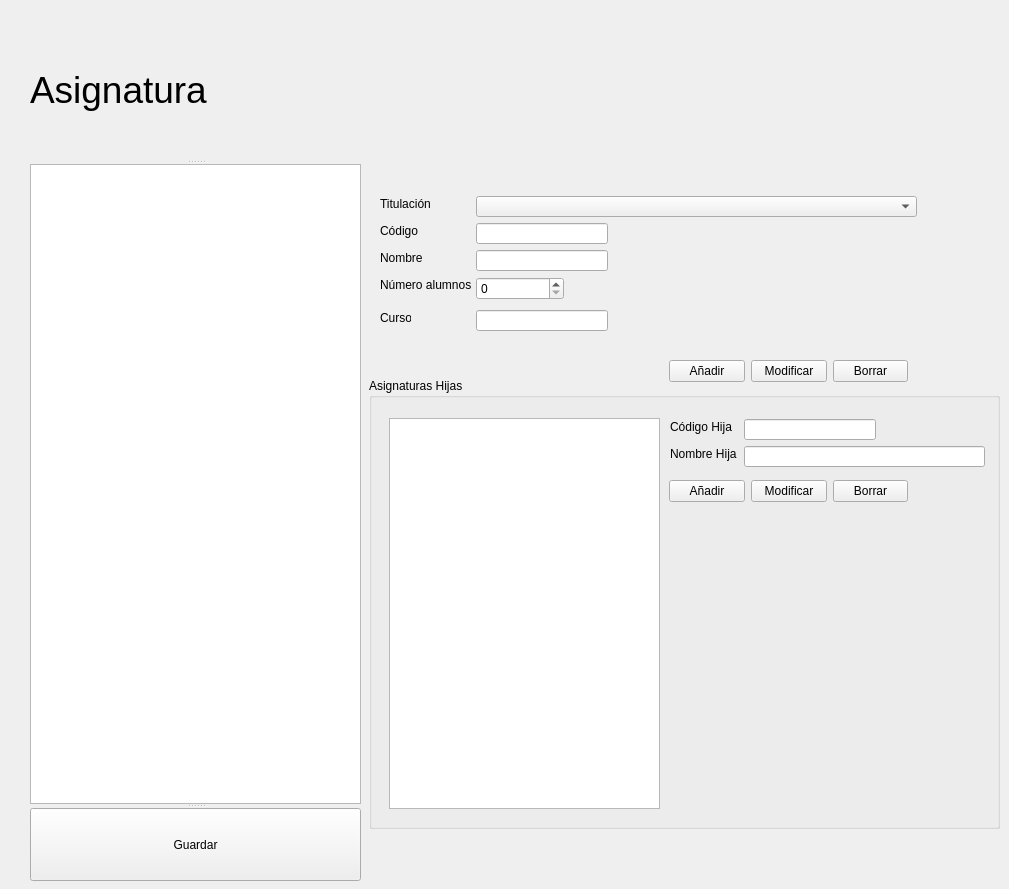
nestorgranado/URJC-TFG-Aplicacion-para-la-gestion-de-horarios-y-examenes-en-la-universidad, file Aplicacion/interfaces/Ui/modifyAsignatura.ui: the form before one commit.
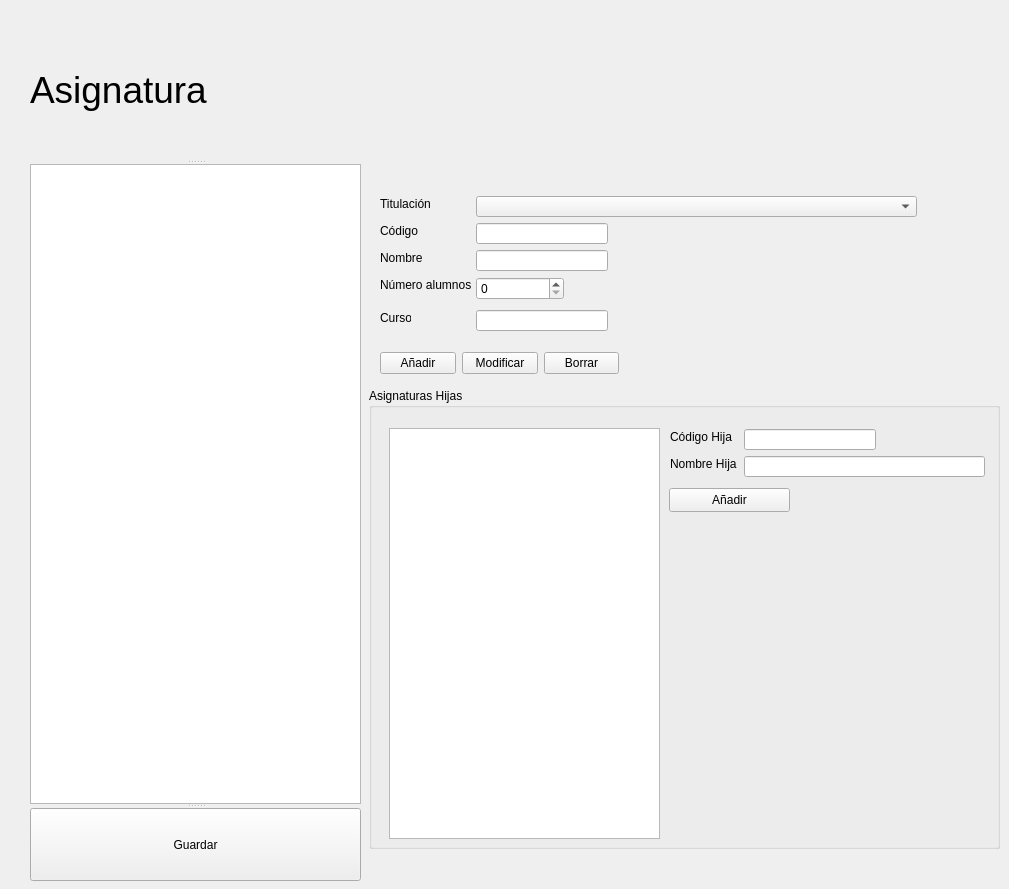
The form after the commit.

Commit message: Errores de modificacion de asignaturas y examenes

```diff
--- a/Aplicacion/interfaces/Ui/modifyAsignatura.ui
+++ b/Aplicacion/interfaces/Ui/modifyAsignatura.ui
@@ -45,8 +45,8 @@
   <widget class="QWidget" name="layoutWidget">
    <property name="geometry">
     <rect>
-     <x>669</x>
-     <y>358</y>
+     <x>380</x>
+     <y>350</y>
      <width>239</width>
      <height>26</height>
     </rect>
@@ -79,9 +79,9 @@
    <property name="geometry">
     <rect>
      <x>369</x>
-     <y>378</y>
+     <y>388</y>
      <width>631</width>
-     <height>451</height>
+     <height>461</height>
     </rect>
    </property>
    <property name="title">
@@ -93,43 +93,10 @@
       <x>20</x>
       <y>40</y>
       <width>271</width>
-      <height>391</height>
+      <height>411</height>
      </rect>
     </property>
    </widget>
-   <widget class="QWidget" name="layoutWidget_2">
-    <property name="geometry">
-     <rect>
-      <x>300</x>
-      <y>100</y>
-      <width>239</width>
-      <height>26</height>
-     </rect>
-    </property>
-    <layout class="QHBoxLayout" name="horizontalLayout_2">
-     <item>
-      <widget class="QPushButton" name="addHija">
-       <property name="text">
-        <string>Añadir</string>
-       </property>
-      </widget>
-     </item>
-     <item>
-      <widget class="QPushButton" name="modifyHija">
-       <property name="text">
-        <string>Modificar</string>
-       </property>
-      </widget>
-     </item>
-     <item>
-      <widget class="QPushButton" name="supHija">
-       <property name="text">
-        <string>Borrar</string>
-       </property>
-      </widget>
-     </item>
-    </layout>
-   </widget>
    <widget class="QLineEdit" name="nombreHijaText">
     <property name="geometry">
      <rect>
@@ -176,6 +143,19 @@
      <string>Nombre Hija</string>
     </property>
    </widget>
+   <widget class="QPushButton" name="addHija">
+    <property name="geometry">
+     <rect>
+      <x>300</x>
+      <y>100</y>
+      <width>121</width>
+      <height>24</height>
+     </rect>
+    </property>
+    <property name="text">
+     <string>Añadir</string>
+    </property>
+   </widget>
   </widget>
   <widget class="QLabel" name="curso">
    <property name="geometry">
```
The commit also changes 5 other files.
